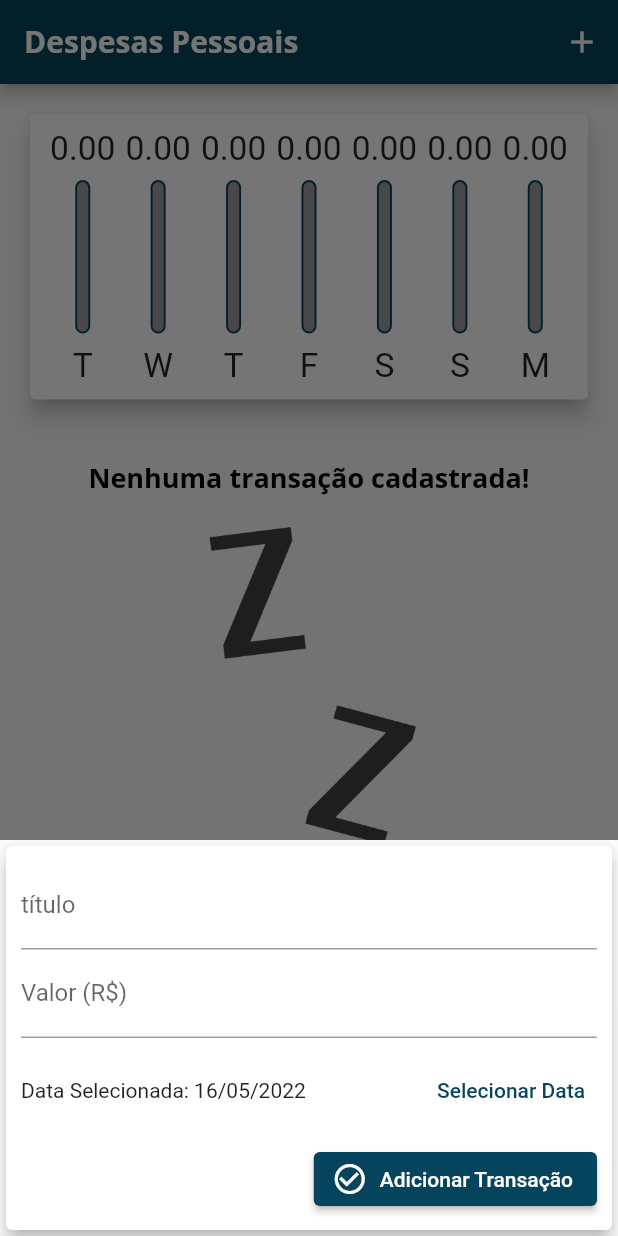
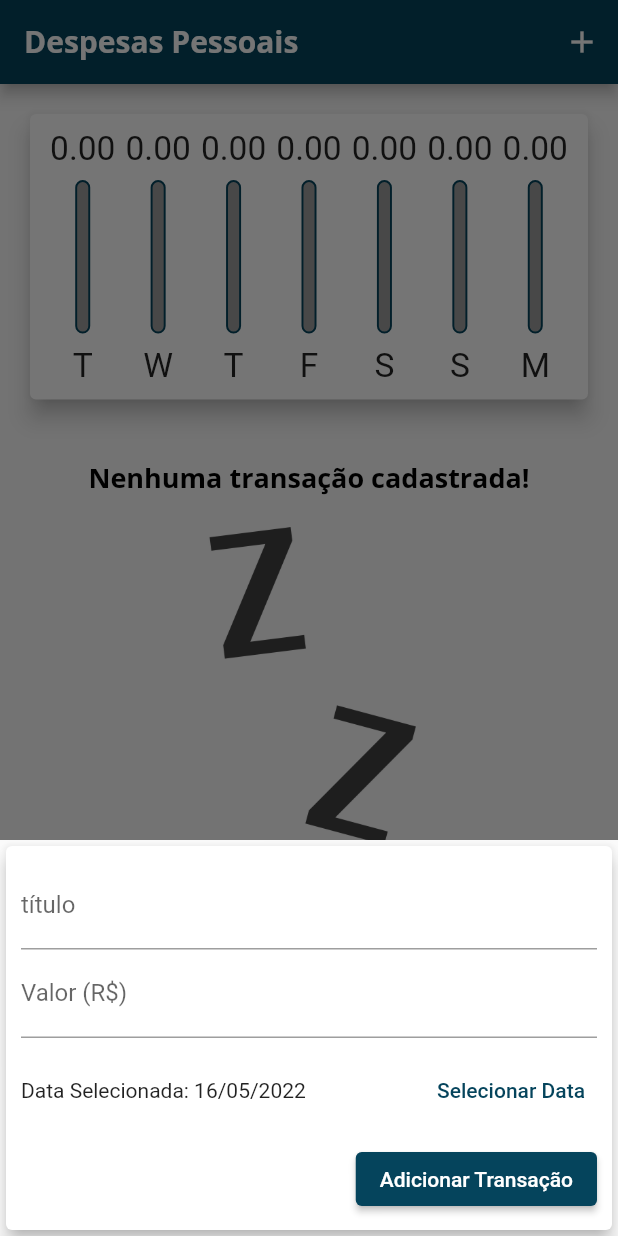
Before and after one commit to Brunoazzireluto/Des_Pes, a Flutter app: the screen it shows after launch, after a tap on the "add" icon, on a phone screen of 412 x 824 dp. Run offline on Flutter 3.47's test engine with Material 2 defaults, Android fonts, the light colour scheme and no system bars; missing offline and left inert: dart:ffi.

Commit message:
adding responsiveness and support for iOS widgets

```diff
--- /dev/null
+++ b/lib/components/adaptative_button.dart
@@ -0,0 +1,29 @@
+import "dart:io";
+import "package:flutter/material.dart";
+import "package:flutter/cupertino.dart";
+
+class AdaptativeButton extends StatelessWidget {
+  final String label;
+  final Function onPressed;
+
+  const AdaptativeButton(
+      {Key? key, required this.label, required this.onPressed})
+      : super(key: key);
+
+  @override
+  Widget build(BuildContext context) {
+    return Platform.isIOS
+        ? CupertinoButton(
+            child: Text(label),
+            onPressed: () => onPressed,
+            color: Theme.of(context).primaryColor,
+            padding: const EdgeInsets.symmetric(
+              horizontal: 20,
+            ),
+          )
+        : ElevatedButton(
+            child: Text(label),
+            onPressed: () => onPressed,
+          );
+  }
+}
--- /dev/null
+++ b/lib/components/adaptative_datepicker.dart
@@ -0,0 +1,59 @@
+import "dart:io";
+import "package:flutter/material.dart";
+import "package:flutter/cupertino.dart";
+import 'package:intl/intl.dart';
+
+class adaptativeDatePicker extends StatelessWidget {
+  final DateTime selectedDate;
+  final Function(DateTime) onDateChanged;
+
+  const adaptativeDatePicker(
+      {Key? key, required this.selectedDate, required this.onDateChanged})
+      : super(key: key);
+
+  _showDatePicker(BuildContext context) {
+    showDatePicker(
+            context: context,
+            initialDate: DateTime.now(),
+            firstDate: DateTime(2019),
+            lastDate: DateTime.now(),
+            locale: const Locale('pt', 'BR'))
+        .then((pickedDate) {
+      if (pickedDate == null) {
+        return;
+      }
+      onDateChanged(pickedDate);
+    });
+  }
+
+  @override
+  Widget build(BuildContext context) {
+    return Platform.isIOS
+        ? SizedBox(
+            height: 180,
+            child: CupertinoDatePicker(
+              mode: CupertinoDatePickerMode.date,
+              initialDateTime: DateTime.now(),
+              minimumDate: DateTime(2019),
+              maximumDate: DateTime.now(),
+              onDateTimeChanged: onDateChanged,
+            ),
+          )
+        : SizedBox(
+            height: 70,
+            child: Row(
+              children: [
+                Expanded(
+                  child: Text(selectedDate == null
+                      ? 'Nenhuma data Selecionada'
+                      : 'Data Selecionada: ${DateFormat('dd/MM/y').format(selectedDate)}'),
+                ),
+                TextButton(
+                  child: const Text('Selecionar Data'),
+                  onPressed: () => _showDatePicker(context),
+                )
+              ],
+            ),
+          );
+  }
+}
--- /dev/null
+++ b/lib/components/adaptative_textfield.dart
@@ -0,0 +1,41 @@
+import "package:flutter/material.dart";
+import "package:flutter/cupertino.dart";
+import "dart:io";
+
+class adptativeTextField extends StatelessWidget {
+  final TextEditingController controller;
+  final TextInputType keyboardType;
+  final Function(String) onSubmitted;
+  final String label;
+
+  const adptativeTextField(
+      {Key? key,
+      required this.controller,
+      required this.onSubmitted,
+      required this.label,
+      this.keyboardType = TextInputType.text})
+      : super(key: key);
+
+  @override
+  Widget build(BuildContext context) {
+    return Platform.isIOS
+        ? Padding(
+            padding: const EdgeInsets.only(bottom: 10),
+            child: CupertinoTextField(
+              controller: controller,
+              keyboardType: keyboardType,
+              onSubmitted: onSubmitted,
+              placeholder: label,
+              padding: const EdgeInsets.symmetric(horizontal: 6, vertical: 12),
+            ),
+          )
+        : TextField(
+            decoration: InputDecoration(
+              labelText: label,
+            ),
+            controller: controller,
+            keyboardType: keyboardType,
+            onSubmitted: onSubmitted,
+          );
+  }
+}
--- a/lib/components/transaction_form.dart
+++ b/lib/components/transaction_form.dart
@@ -1,6 +1,7 @@
+import 'package:des_pes/components/adaptative_datepicker.dart';
 import 'package:flutter/material.dart';
-import 'package:intl/intl.dart';
-
+import "adaptative_button.dart";
+import "adaptative_textfield.dart";
 
 class TransactionForm extends StatefulWidget {
   final void Function(String, double, DateTime) onSubmit;
@@ -20,28 +21,11 @@ class _TransactionFormState extends State<TransactionForm> {
     final title = titleController.text;
     final value = double.tryParse(valueController.text) ?? 0.0;
 
-    if(title.isEmpty || value <= 0 || _selectedDate == null){
+    if (title.isEmpty || value <= 0 || _selectedDate == null) {
       return;
     }
 
     widget.onSubmit(title, value, _selectedDate);
-  }
-
-  _showDatePicker(){
-    showDatePicker(
-      context: context,
-      initialDate: DateTime.now(),
-      firstDate: DateTime(2019),
-      lastDate: DateTime.now(),
-      locale: const Locale('pt', 'BR')
-    ).then((pickedDate){
-      if(pickedDate == null){
-        return;
-      }
-      setState(() {
-        _selectedDate = pickedDate;
-      });
-    });
   }
 
   @override
@@ -51,53 +35,39 @@ class _TransactionFormState extends State<TransactionForm> {
         elevation: 5,
         child: Padding(
           padding: EdgeInsets.only(
-            top: 10,
-            right: 10,
-            left: 10,
-            bottom:  10 + MediaQuery.of(context).viewInsets.bottom
-          ),
+              top: 10,
+              right: 10,
+              left: 10,
+              bottom: 10 + MediaQuery.of(context).viewInsets.bottom),
           child: Column(
             children: [
-              TextField(
-                decoration: const InputDecoration(
-                  labelText: 'título',
-                ),
+              adptativeTextField(
                 controller: titleController,
                 onSubmitted: (_) => _submitForm(),
+                label: "título",
               ),
-              TextField(
-                decoration: const InputDecoration(
-                  labelText: 'Valor (R\$)',
-                ),
+              adptativeTextField(
                 controller: valueController,
-                keyboardType:const TextInputType.numberWithOptions(decimal: true),
                 onSubmitted: (_) => _submitForm(),
+                label: "Valor (R\$)",
+                keyboardType:
+                    const TextInputType.numberWithOptions(decimal: true),
               ),
-              Container(
-                height: 70,
-                child: Row(
-                  children: [
-                    Expanded(
-                      child: Text(
-                        _selectedDate == null ? 'Nenhuma data Selecionada'
-                        :'Data Selecionada: ${DateFormat('dd/MM/y').format(_selectedDate)}'
-                        ),
-                    ),
-                    TextButton(
-                      child: const Text('Selecionar Data'),
-                      onPressed: _showDatePicker,
-                    )
-                  ],
-                ),
+              adaptativeDatePicker(
+                selectedDate: _selectedDate,
+                onDateChanged: (newDate) {
+                  setState(() {
+                    _selectedDate = newDate;
+                  });
+                },
               ),
               Row(
                 mainAxisAlignment: MainAxisAlignment.end,
                 children: [
-                  ElevatedButton.icon(
-                    icon: const Icon(Icons.check_circle_outline),
+                  AdaptativeButton(
+                    label: "Adicionar Transação",
                     onPressed: _submitForm,
-                    label: const Text('Adicionar Transação'),
-                  )
+                  ),
                 ],
               ),
             ],
--- a/lib/components/transaction_list.dart
+++ b/lib/components/transaction_list.dart
@@ -6,7 +6,8 @@ class TransactionList extends StatelessWidget {
   final List<Transaction> transactions;
   final void Function(String) onRemove;
 
-  TransactionList(this.transactions, this.onRemove);
+  // ignore: use_key_in_widget_constructors
+  const TransactionList(this.transactions, this.onRemove);
 
   @override
   Widget build(BuildContext context) {
@@ -15,9 +16,7 @@ class TransactionList extends StatelessWidget {
             builder: (ctx, constraints) {
               return Column(
                 children: [
-            const SizedBox(
-              height: 20
-            ),
+                  const SizedBox(height: 20),
                   Text(
                     'Nenhuma transação cadastrada!',
                     style: Theme.of(context).textTheme.headline6,
@@ -53,30 +52,25 @@ class TransactionList extends StatelessWidget {
                           child: Text(
                         'R\$ ${tr.value.toStringAsFixed(2)}',
                         style: const TextStyle(
-                            color: Colors.white,
-                            fontWeight: FontWeight.bold),
+                            color: Colors.white, fontWeight: FontWeight.bold),
                       )),
                     ),
                   ),
                   title: Text(
                     tr.title,
-                    style: Theme.of(context).textTheme.headline6 ,
+                    style: Theme.of(context).textTheme.headline6,
                   ),
-                  subtitle: Text(
-                    DateFormat('d MMM y').format(tr.date)
-                  ),
-                  trailing: MediaQuery.of(context).size.width > 400 ?
-                    TextButton.icon(
-
+                  subtitle: Text(DateFormat('d MMM y').format(tr.date)),
+                  trailing: MediaQuery.of(context).size.width > 400
+                      ? TextButton.icon(
                           icon: const Icon(Icons.delete_rounded),
                           label: const Text("Deletar"),
                           onPressed: () => onRemove(tr.id),
                         )
                       : IconButton(
                           icon: const Icon(Icons.delete_rounded),
-                      onPressed: () => onRemove(tr.id) ,
-                      color: Theme.of(context).colorScheme.secondary
-                    ),
+                          onPressed: () => onRemove(tr.id),
+                          color: Theme.of(context).colorScheme.secondary),
                 ),
               );
             },
--- a/lib/main.dart
+++ b/lib/main.dart
@@ -99,16 +99,14 @@ class _HomepageState extends State<Homepage> {
     final mediaQuery = MediaQuery.of(context);
     bool isLandscape = mediaQuery.orientation == Orientation.landscape;
 
+    final iconList = Platform.isIOS ? CupertinoIcons.list_bullet : Icons.list;
+    final iconChart =
+        Platform.isIOS ? CupertinoIcons.chart_bar_circle_fill : Icons.bar_chart;
+
     final actions = [
       if (isLandscape)
         _getIconButton(
-          _ShowChart
-              ? Platform.isIOS
-                  ? CupertinoIcons.list_bullet
-                  : Icons.list
-              : Platform.isIOS
-                  ? CupertinoIcons.chart_bar_circle_fill
-                  : Icons.bar_chart,
+          _ShowChart ? iconList : iconChart,
           () {
             setState(() {
               _ShowChart = !_ShowChart;
@@ -130,7 +128,8 @@ class _HomepageState extends State<Homepage> {
         appBar.preferredSize.height -
         mediaQuery.padding.top;
 
-    final bodyPage = SingleChildScrollView(
+    final bodyPage = SafeArea(
+        child: SingleChildScrollView(
       child: Column(
         crossAxisAlignment: CrossAxisAlignment.stretch,
         children: [
@@ -145,7 +144,7 @@ class _HomepageState extends State<Homepage> {
                 child: TransactionList(_transactions, _removeTransaction)),
         ],
       ),
-    );
+    ));
 
     return Platform.isIOS
         ? CupertinoPageScaffold(
```
Lines whose indentation alone changed are shown as unchanged.
